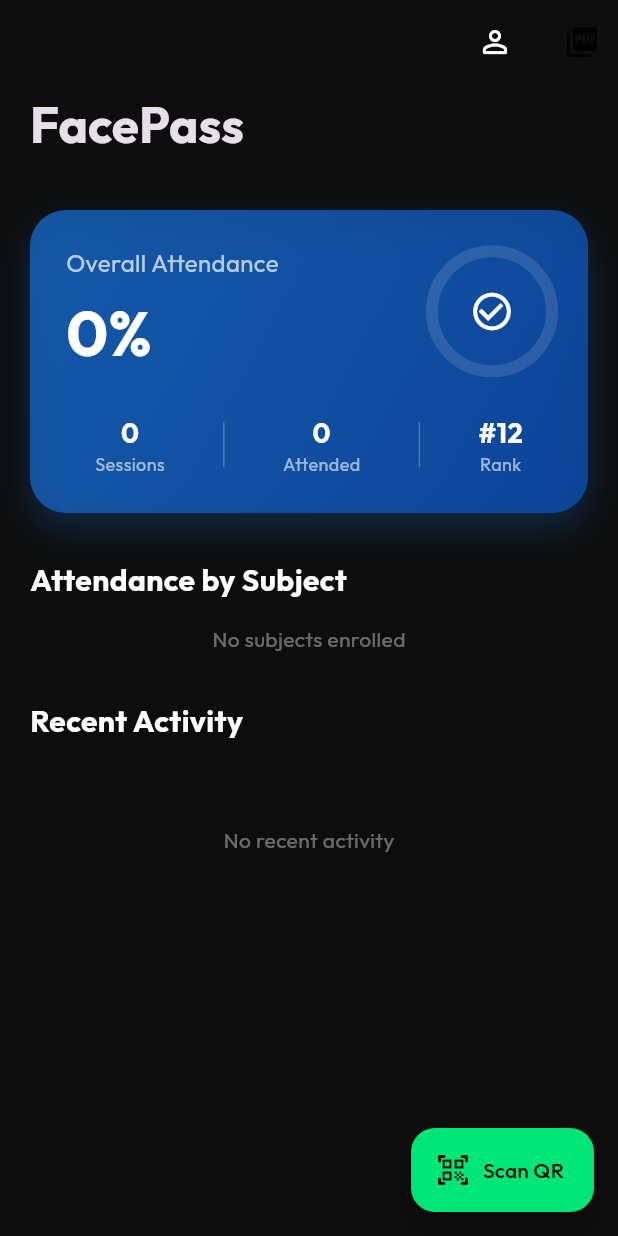
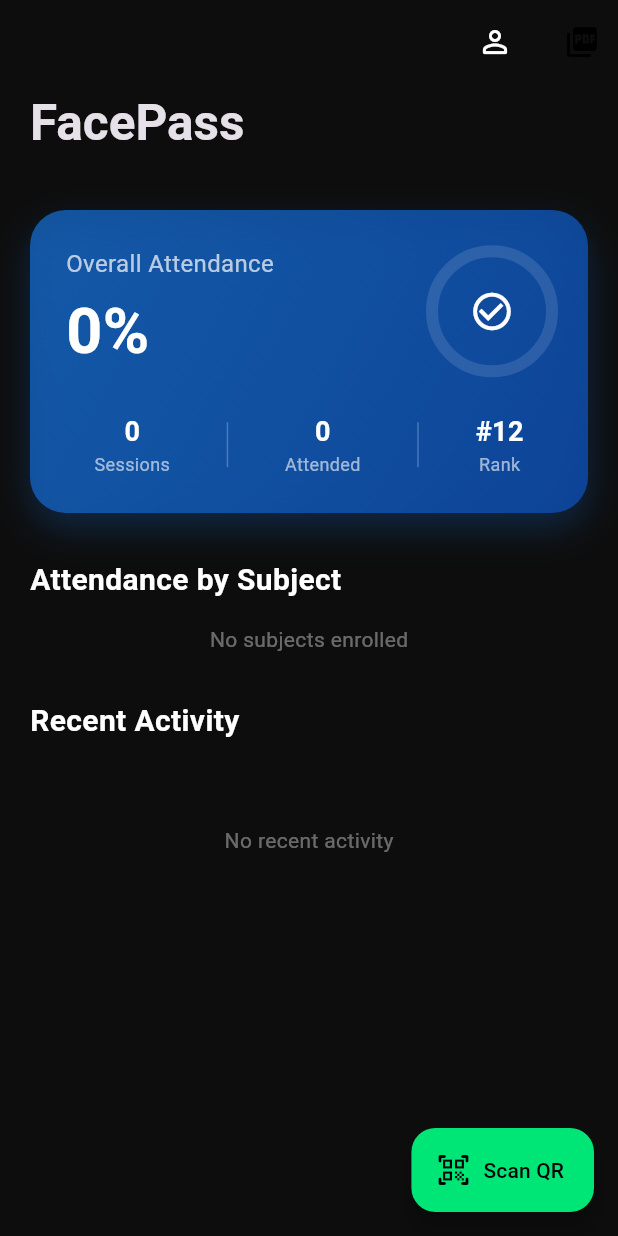
Before and after one commit to MHassaanT/FacePass, a Flutter app: the DashboardPage screen opened directly, on a phone screen of 412 x 824 dp. Run offline on Flutter 3.47's test engine with Material 3 defaults, Android fonts, the phone set to English and light mode, and no system bars; drawn by our look-alikes of flutter_animate; our stand-ins replace geolocator, supabase_flutter; missing offline and left inert: bcrypt, mobile_scanner; accounts and stored records are empty.

Commit message:
Some more in mobile app

```diff
--- a/Mobile_Flutter/lib/pages/dashboard_page.dart
+++ b/Mobile_Flutter/lib/pages/dashboard_page.dart
@@ -1,7 +1,6 @@
 import 'package:facepass_mobile/services/gps_tracking_service.dart';
 import 'package:flutter/material.dart';
 import 'package:flutter_animate/flutter_animate.dart';
-import 'package:google_fonts/google_fonts.dart';
 import 'package:provider/provider.dart';
 import '../models/subject_attendance.dart';
 import '../services/supabase_service.dart';
@@ -10,6 +9,7 @@ import 'scanner_page.dart';
 import 'profile_page.dart';
 import 'package:supabase_flutter/supabase_flutter.dart';
 import 'report_page.dart';
+import '../services/user_identity.dart';
 
 class DashboardPage extends StatefulWidget {
   const DashboardPage({super.key});
@@ -24,16 +24,7 @@ class _DashboardPageState extends State<DashboardPage> {
   void initState() {
     super.initState();
     WidgetsBinding.instance.addPostFrameCallback((_) async {
-      final authUser = Supabase.instance.client.auth.currentUser;
-      if (authUser == null) return;
-
-      final userRow = await Supabase.instance.client
-          .from('USER')
-          .select('user_id')
-          .eq('email', authUser.email ?? '')
-          .maybeSingle();
-
-      final studentId = userRow?['user_id']?.toString();
+      final studentId = await AppUserIdentity.resolveCurrentStudentId();
       if (studentId == null) return;
 
       context.read<SupabaseService>().loadDashboardData(studentId);
@@ -78,7 +69,7 @@ class _DashboardPageState extends State<DashboardPage> {
                   const SizedBox(height: 30),
                   Text(
                     'Attendance by Subject',
-                    style: GoogleFonts.outfit(
+                    style: const TextStyle(
                       fontSize: 20,
                       fontWeight: FontWeight.bold,
                       color: Colors.white,
@@ -89,7 +80,7 @@ class _DashboardPageState extends State<DashboardPage> {
                   const SizedBox(height: 30),
                   Text(
                     'Recent Activity',
-                    style: GoogleFonts.outfit(
+                    style: const TextStyle(
                       fontSize: 20,
                       fontWeight: FontWeight.bold,
                       color: Colors.white,
@@ -125,7 +116,7 @@ class _DashboardPageState extends State<DashboardPage> {
       flexibleSpace: FlexibleSpaceBar(
         title: Text(
           'FacePass',
-          style: GoogleFonts.outfit(fontWeight: FontWeight.bold),
+          style: const TextStyle(fontWeight: FontWeight.bold),
         ),
         centerTitle: false,
         titlePadding: const EdgeInsets.only(left: 20, bottom: 16),
@@ -185,7 +176,7 @@ class _DashboardPageState extends State<DashboardPage> {
                 children: [
                   Text(
                     'Overall Attendance',
-                    style: GoogleFonts.outfit(
+                    style: const TextStyle(
                       color: Colors.white70,
                       fontSize: 16,
                     ),
@@ -193,7 +184,7 @@ class _DashboardPageState extends State<DashboardPage> {
                   const SizedBox(height: 4),
                   Text(
                     '${percentage.toStringAsFixed(0)}%',
-                    style: GoogleFonts.outfit(
+                    style: const TextStyle(
                       color: Colors.white,
                       fontSize: 42,
                       fontWeight: FontWeight.bold,
@@ -243,7 +234,7 @@ class _DashboardPageState extends State<DashboardPage> {
       children: [
         Text(
           value,
-          style: GoogleFonts.outfit(
+          style: const TextStyle(
             color: Colors.white,
             fontSize: 18,
             fontWeight: FontWeight.bold,
@@ -251,7 +242,7 @@ class _DashboardPageState extends State<DashboardPage> {
         ),
         Text(
           label,
-          style: GoogleFonts.outfit(
+          style: const TextStyle(
             color: Colors.white60,
             fontSize: 12,
           ),
@@ -288,7 +279,7 @@ class _DashboardPageState extends State<DashboardPage> {
                   Expanded(
                     child: Text(
                       subject.courseName,
-                      style: GoogleFonts.outfit(
+                      style: const TextStyle(
                         fontWeight: FontWeight.bold,
                         fontSize: 16,
                         color: Colors.white,
@@ -297,7 +288,7 @@ class _DashboardPageState extends State<DashboardPage> {
                   ),
                   Text(
                     '${subject.percentage.toStringAsFixed(0)}%',
-                    style: GoogleFonts.outfit(
+                    style: TextStyle(
                       fontWeight: FontWeight.bold,
                       fontSize: 16,
                       color: color,
@@ -318,10 +309,10 @@ class _DashboardPageState extends State<DashboardPage> {
               const SizedBox(height: 8),
               Text(
                 '${subject.present} / ${subject.total} sessions',
-                style: GoogleFonts.outfit(
-                  fontSize: 12,
-                  color: Colors.white38,
-                ),
+                  style: const TextStyle(
+                    fontSize: 12,
+                    color: Colors.white38,
+                  ),
               ),
             ],
           ),
@@ -383,7 +374,7 @@ class _DashboardPageState extends State<DashboardPage> {
                       JsonEmbed.field(item, 'COURSES', 'course_name').isEmpty
                           ? 'Unknown Course'
                           : JsonEmbed.field(item, 'COURSES', 'course_name'),
-                      style: GoogleFonts.outfit(
+                      style: const TextStyle(
                           fontWeight: FontWeight.bold, fontSize: 16),
                     ),
                     Text(
@@ -396,7 +387,7 @@ class _DashboardPageState extends State<DashboardPage> {
               ),
               Text(
                 status.toUpperCase(),
-                style: GoogleFonts.outfit(
+                style: TextStyle(
                   color: _getStatusColor(status),
                   fontSize: 12,
                   fontWeight: FontWeight.bold,
--- /dev/null
+++ b/Mobile_Flutter/lib/services/user_identity.dart
@@ -0,0 +1,74 @@
+import 'package:supabase_flutter/supabase_flutter.dart';
+
+class AppUserIdentity {
+  static SupabaseClient get _client => Supabase.instance.client;
+  static String? _currentUserId;
+  static String? _currentStudentId;
+  static String? _currentEmail;
+  static String? _currentFullName;
+  static String? _currentRoleName;
+
+  static void setSession({
+    required String userId,
+    String? studentId,
+    String? email,
+    String? fullName,
+    String? roleName,
+  }) {
+    _currentUserId = userId;
+    _currentStudentId = studentId;
+    _currentEmail = email;
+    _currentFullName = fullName;
+    _currentRoleName = roleName;
+  }
+
+  static void clearSession() {
+    _currentUserId = null;
+    _currentStudentId = null;
+    _currentEmail = null;
+    _currentFullName = null;
+    _currentRoleName = null;
+  }
+
+  static bool get hasSession => _currentUserId != null;
+  static String? get currentEmail => _currentEmail;
+  static String? get currentFullName => _currentFullName;
+  static String? get currentRoleName => _currentRoleName;
+
+  static Future<String?> resolveAppUserIdByEmail(String email) async {
+    if (email.trim().isEmpty) return null;
+
+    final userRow = await _client
+        .from('USER')
+        .select('user_id')
+        .eq('email', email.trim())
+        .maybeSingle();
+
+    return userRow?['user_id']?.toString();
+  }
+
+  static Future<String?> resolveCurrentAppUserId() async {
+    if (_currentUserId != null) return _currentUserId;
+    if (_currentEmail == null) return null;
+    return resolveAppUserIdByEmail(_currentEmail!);
+  }
+
+  static Future<String?> resolveCurrentStudentId() async {
+    if (_currentStudentId != null) return _currentStudentId;
+
+    final userId = await resolveCurrentAppUserId();
+    if (userId == null) return null;
+
+    final studentRow = await _client
+        .from('STUDENTS')
+        .select('student_id')
+        .eq('student_id', userId)
+        .maybeSingle();
+
+    final resolvedStudentId = studentRow?['student_id']?.toString();
+    if (resolvedStudentId != null) {
+      _currentStudentId = resolvedStudentId;
+    }
+    return resolvedStudentId;
+  }
+}
--- a/Mobile_Flutter/pubspec.yaml
+++ b/Mobile_Flutter/pubspec.yaml
@@ -13,6 +13,7 @@ dependencies:
   mobile_scanner: ^5.0.0
   provider: ^6.1.2
   google_fonts: ^6.2.1
+  bcrypt: ^1.1.3
   pdf: ^3.10.0
   printing: ^5.0.0
   flutter_animate: ^4.5.0
```
Also changed, not shown: Mobile_Flutter/lib/config/supabase_config.dart (added, +12 -0 lines), Mobile_Flutter/lib/main.dart (+4 -5 lines), Mobile_Flutter/lib/pages/login_page.dart (+9 -12 lines), Mobile_Flutter/lib/pages/profile_page.dart (+4 -5 lines), Mobile_Flutter/lib/pages/scanner_page.dart (+26 -44 lines), Mobile_Flutter/lib/services/supabase_service.dart (+57 -30 lines), Mobile_Flutter/pubspec.lock, 3 other files.
